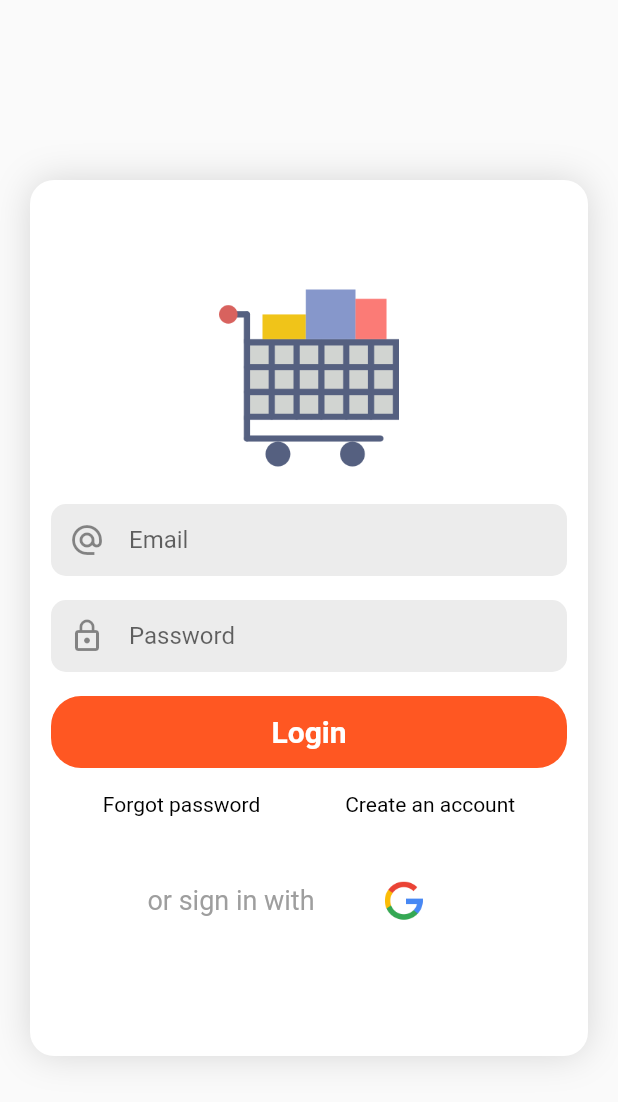
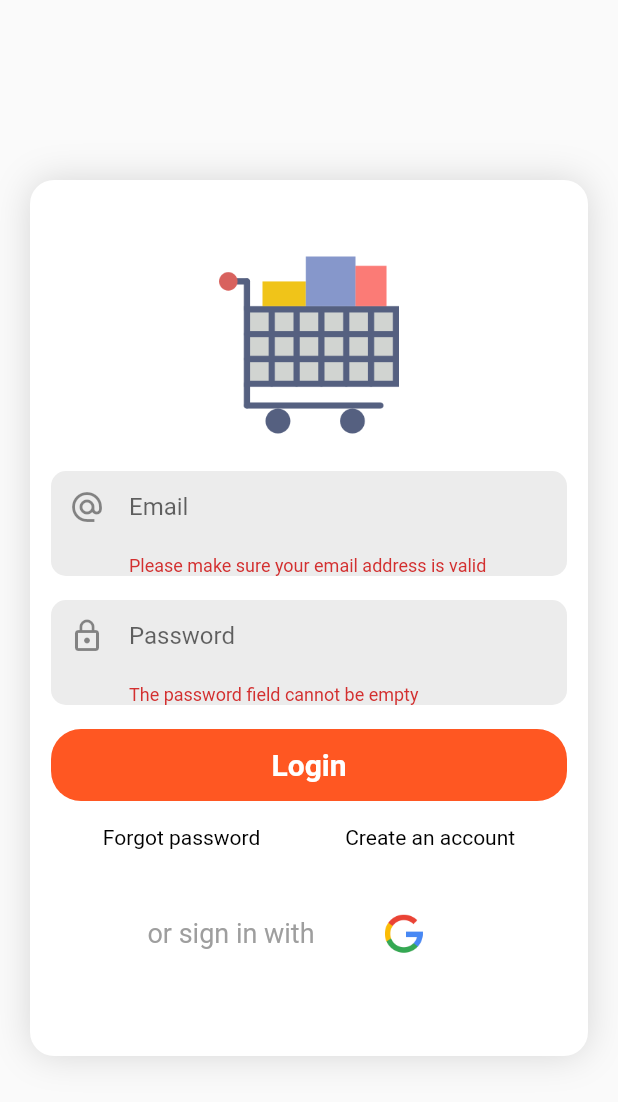
Before and after one commit to Santos-Enoque/complete_flutter_ecommerce, a Flutter app: the screen it shows after launch, after a tap on "Login", on a phone screen of 412 x 824 dp. Shown: the top 1102 px of the screen. Run offline on Flutter 3.47's test engine with Material 2 defaults, Android fonts, the phone set to English and light mode, and no system bars; our stand-ins replace carousel_pro, cloud_firestore, firebase_auth, google_sign_in; accounts and stored records are empty.

Commit message:
firebase auth

```diff
--- a/lib/main.dart
+++ b/lib/main.dart
@@ -1,14 +1,34 @@
 import 'package:chat_app/pages/home.dart';
+import 'package:chat_app/pages/splash.dart';
 import 'package:flutter/material.dart';
 import './pages/login.dart';
-
+import 'package:provider/provider.dart';
+import 'provider/user_provider.dart';
 
 void main() {
-  runApp(MaterialApp(
+  runApp(ChangeNotifierProvider(builder: (_) => UserProvider.initialize(),
+  child: MaterialApp(
     debugShowCheckedModeBanner: false,
     theme: ThemeData(
-      primaryColor: Colors.deepOrange
+        primaryColor: Colors.deepOrange
     ),
-    home: Login(),
-  ));
+    home: ScreensController(),
+  )));
 }
+
+class ScreensController extends StatelessWidget {
+  @override
+  Widget build(BuildContext context) {
+    final user = Provider.of<UserProvider>(context);
+    switch(user.status){
+      case Status.Uninitialized:
+        return Splash();
+      case Status.Unauthenticated:
+      case Status.Authenticating:
+        return Login();
+      case Status.Authenticated:
+        return HomePage();
+      default: return Login();
+    }
+  }
+}
--- a/lib/pages/login.dart
+++ b/lib/pages/login.dart
@@ -1,12 +1,9 @@
 import 'package:chat_app/commons/common.dart';
+import 'package:chat_app/commons/loading.dart';
 import 'package:chat_app/pages/signup.dart';
 import 'package:flutter/material.dart';
-import 'package:shared_preferences/shared_preferences.dart';
-import 'package:fluttertoast/fluttertoast.dart';
-import 'package:firebase_auth/firebase_auth.dart';
-import 'package:google_sign_in/google_sign_in.dart';
-import 'package:cloud_firestore/cloud_firestore.dart';
-import 'home.dart';
+import 'package:provider/provider.dart';
+import '../provider/user_provider.dart';
 
 class Login extends StatefulWidget {
   @override
@@ -14,51 +11,19 @@ class Login extends StatefulWidget {
 }
 
 class _LoginState extends State<Login> {
-  final FirebaseAuth firebaseAuth = FirebaseAuth.instance;
+  final _formKey = GlobalKey<FormState>();
+  final _key = GlobalKey<ScaffoldState>();
 
-  final _formKey = GlobalKey<FormState>();
-  TextEditingController _emailTextController = TextEditingController();
-  TextEditingController _passwordTextController = TextEditingController();
-
-  SharedPreferences preferences;
-  bool loading = false;
-  bool isLogedin = false;
-
-  @override
-  void initState() {
-    super.initState();
-    isSignedIn();
-  }
-
-  void isSignedIn() async {
-    setState(() {
-      loading = true;
-    });
-
-    await firebaseAuth.currentUser().then((user) {
-      if (user != null) {
-        setState(() => isLogedin = true);
-      }
-    });
-    if (isLogedin) {
-      Navigator.pushReplacement(
-          context, MaterialPageRoute(builder: (context) => HomePage()));
-    }
-
-    setState(() {
-      loading = false;
-    });
-  }
-
-
+  TextEditingController _email = TextEditingController();
+  TextEditingController _password = TextEditingController();
 
   @override
   Widget build(BuildContext context) {
-    double height = MediaQuery.of(context).size.height / 3;
+    final user = Provider.of<UserProvider>(context);
     return Scaffold(
-      body: Stack(
+      key: _key,
+      body:user.status == Status.Authenticating ? Loading() : Stack(
         children: <Widget>[
-
           Container(
             child: Padding(
               padding: const EdgeInsets.only(left:20, right:20.0, top: 120, bottom: 120),
@@ -100,7 +65,7 @@ class _LoginState extends State<Login> {
                             child: Padding(
                               padding: const EdgeInsets.only(left: 12.0),
                               child: TextFormField(
-                                controller: _emailTextController,
+                                controller: _email,
                                 decoration: InputDecoration(
                                   border: InputBorder.none,
                                   hintText: "Email",
@@ -131,7 +96,7 @@ class _LoginState extends State<Login> {
                             child: Padding(
                               padding: const EdgeInsets.only(left: 12.0),
                               child: TextFormField(
-                                controller: _passwordTextController,
+                                controller: _password,
                                 decoration: InputDecoration(
                                   border: InputBorder.none,
                                   hintText: "Password",
@@ -157,7 +122,12 @@ class _LoginState extends State<Login> {
                               color: deepOrange,
                               elevation: 0.0,
                               child: MaterialButton(
-                                onPressed: () {},
+                                onPressed: () async{
+                                  if(_formKey.currentState.validate()){
+                                    if(!await user.signIn(_email.text, _password.text))
+                                      _key.currentState.showSnackBar(SnackBar(content: Text("Sign in failed")));
+                                  }
+                                },
                                 minWidth: MediaQuery.of(context).size.width,
                                 child: Text(
                                   "Login",
@@ -228,20 +198,9 @@ class _LoginState extends State<Login> {
               ),
             ),
           ),
-          Visibility(
-            visible: loading ?? true,
-            child: Center(
-              child: Container(
-                alignment: Alignment.center,
-                color: Colors.white.withOpacity(0.9),
-                child: CircularProgressIndicator(
-                  valueColor: AlwaysStoppedAnimation<Color>(Colors.red),
-                ),
-              ),
-            ),
-          )
         ],
       ),
     );
   }
+
 }
--- /dev/null
+++ b/lib/pages/splash.dart
@@ -0,0 +1,8 @@
+import 'package:flutter/material.dart';
+
+class Splash extends StatelessWidget {
+  @override
+  Widget build(BuildContext context) {
+    return CircularProgressIndicator();
+  }
+}
--- /dev/null
+++ b/lib/provider/user_provider.dart
@@ -0,0 +1,76 @@
+import 'dart:async';
+
+import 'package:chat_app/db/users.dart';
+import 'package:flutter/material.dart';
+import 'package:flutter/widgets.dart';
+import 'package:firebase_auth/firebase_auth.dart';
+
+enum Status{Uninitialized, Authenticated, Authenticating, Unauthenticated}
+
+class UserProvider with ChangeNotifier{
+  FirebaseAuth _auth;
+  FirebaseUser _user;
+  Status _status = Status.Uninitialized;
+  Status get status => _status;
+  FirebaseUser get user => _user;
+  UserServices _userServices = UserServices();
+
+  UserProvider.initialize(): _auth = FirebaseAuth.instance{
+    _auth.onAuthStateChanged.listen(_onStateChanged);
+  }
+
+  Future<bool> signIn(String email, String password)async{
+    try{
+      _status = Status.Authenticating;
+      notifyListeners();
+      await _auth.signInWithEmailAndPassword(email: email, password: password);
+      return true;
+    }catch(e){
+      _status = Status.Unauthenticated;
+      notifyListeners();
+      print(e.toString());
+      return false;
+    }
+  }
+
+
+  Future<bool> signUp(String name,String email, String password)async{
+    try{
+      _status = Status.Authenticating;
+      notifyListeners();
+      await _auth.createUserWithEmailAndPassword(email: email, password: password).then((user){
+        Map<String, dynamic> values = {
+          "name":name,
+          "email":email,
+          "userId":user.uid
+        };
+        _userServices.createUser(values);
+      });
+      return true;
+    }catch(e){
+      _status = Status.Unauthenticated;
+      notifyListeners();
+      print(e.toString());
+      return false;
+    }
+  }
+
+  Future signOut()async{
+    _auth.signOut();
+    _status = Status.Unauthenticated;
+    notifyListeners();
+    return Future.delayed(Duration.zero);
+  }
+
+
+
+  Future<void> _onStateChanged(FirebaseUser user) async{
+    if(user == null){
+      _status = Status.Unauthenticated;
+    }else{
+      _user = user;
+      _status = Status.Authenticated;
+    }
+    notifyListeners();
+  }
+}
--- a/pubspec.yaml
+++ b/pubspec.yaml
@@ -26,6 +26,7 @@ dependencies:
   cached_network_image: ^0.5.1
   intl: ^0.15.7
   firebase_database:
+  provider: ^3.0.0+1
   # The following adds the Cupertino Icons font to your application.
   # Use with the CupertinoIcons class for iOS style icons.
   cupertino_icons: ^0.1.2
```
Also changed, not shown: lib/commons/loading.dart (added, +9 -0 lines), lib/pages/home.dart (+5 -3 lines), lib/pages/signup.dart (+20 -76 lines).
